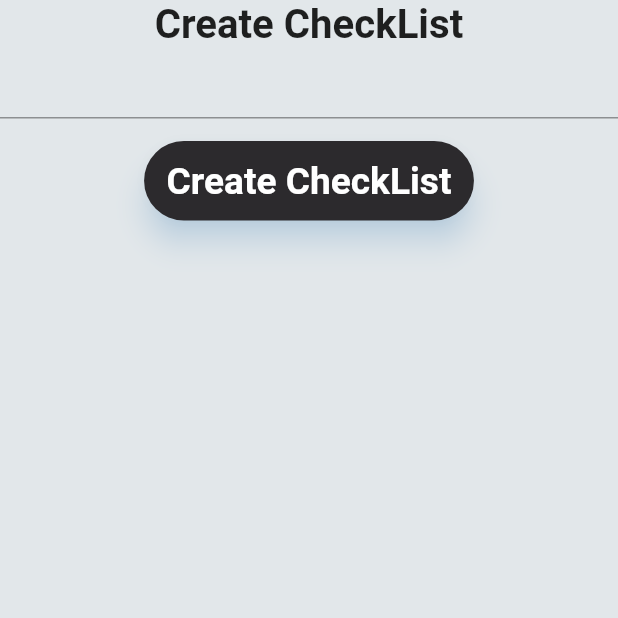
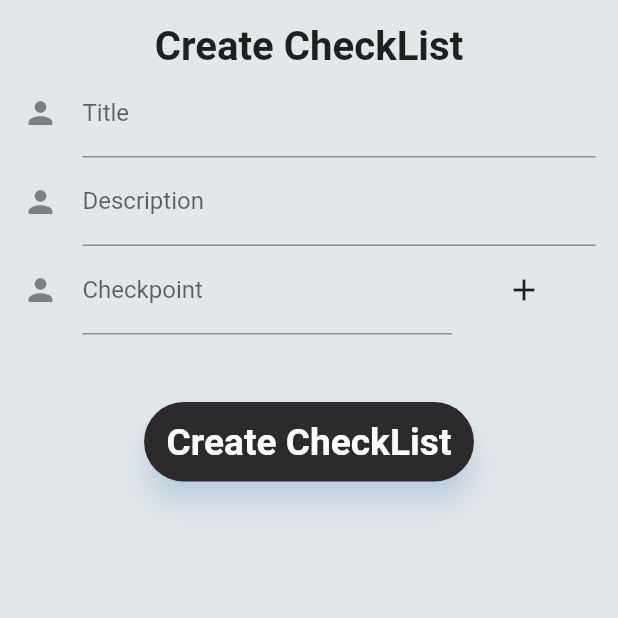
Before and after one commit to Rishabhltfb/drone_assist, a Flutter app: the HomeScreen screen opened directly, after a tap on the "add" icon, on a phone screen of 412 x 824 dp, the top half of it. Run offline on Flutter 3.47's test engine with Material 2 defaults, Android fonts, the light colour scheme and no system bars; our stand-ins replace cloud_firestore, firebase_auth, firebase_core, flutter_svg, flutter_tts, google_sign_in and 1 more; accounts and stored records are empty; Roboto replaces fonts that are missing (Nuntino Sans).

Commit message:
feat: add form, add checklist crud operations

```diff
--- a/lib/src/models/checklist_model.dart
+++ b/lib/src/models/checklist_model.dart
@@ -2,22 +2,19 @@ class CheckList {
   String id = "";
   String title = "";
   String description = "";
-  int priority = 1;
   List<dynamic> checkpoints = [];
 
   CheckList({
     this.id = "",
     this.title = "",
     this.description = "",
-    this.priority = 1,
     this.checkpoints = const [],
   });
 
   Map toMap(CheckList checkList) {
-    var data = Map<String, dynamic>();
+    Map<String, dynamic> data = Map<String, dynamic>();
     data['id'] = checkList.id;
     data['title'] = checkList.title;
-    data['priority'] = checkList.priority;
     data['description'] = checkList.description;
     data["checkpoints"] = checkList.checkpoints;
 
@@ -28,7 +25,6 @@ class CheckList {
     try {
       this.id = map["id"];
       this.title = map["title"];
-      this.priority = map["priority"];
       this.description = map["description"];
       this.checkpoints = map["checkpoints"];
     } catch (err) {
--- a/lib/src/screens/create_cheklist_screen.dart
+++ b/lib/src/screens/create_cheklist_screen.dart
@@ -1,4 +1,5 @@
 import 'package:drone_assist/src/helper/dimensions.dart';
+import 'package:drone_assist/src/services/checklist_service.dart';
 import 'package:flutter/material.dart';
 
 class CreateChecklistScreen extends StatefulWidget {
@@ -11,6 +12,9 @@ class CreateChecklistScreen extends StatefulWidget {
 class _CreateChecklistScreenState extends State<CreateChecklistScreen> {
   late double vpH, vpW;
   final _formKey = GlobalKey<FormState>();
+  ValueNotifier<List<String>> checkpointList = ValueNotifier<List<String>>([]);
+  ValueNotifier<String> currCheckpoint = ValueNotifier<String>("");
+
   Map<String, dynamic> data = {
     "title": "",
     "description": "",
@@ -30,13 +34,23 @@ class _CreateChecklistScreenState extends State<CreateChecklistScreen> {
         padding: EdgeInsets.symmetric(horizontal: 15.0, vertical: 12.0),
         onPressed: () async {
           if (_formKey.currentState!.validate()) {
+            _formKey.currentState!.save();
             // If the form is valid, display a snackbar. In the real world,
             // you'd often call a server or save the information in a database.
+            print(data['title']);
+            print(data['description']);
+            data['checkpoints'] = checkpointList.value;
+            ChecklistService().postCheckList(data).then((success) {
+              if (success) {
+                Navigator.of(context).pop();
+              } else {
                 ScaffoldMessenger.of(context).showSnackBar(
-              const SnackBar(content: Text('Processing Data')),
+                  const SnackBar(
+                      content: Text('Unable to Create CheckList. Try Again!')),
                 );
               }
-          print("CheckList Created");
+            });
+          }
         },
         shape: new RoundedRectangleBorder(
             borderRadius: new BorderRadius.circular(35.0)),
@@ -55,6 +69,8 @@ class _CreateChecklistScreenState extends State<CreateChecklistScreen> {
     return SafeArea(
       child: Scaffold(
         body: SingleChildScrollView(
+          child: Padding(
+            padding: const EdgeInsets.all(15.0),
             child: Column(
               crossAxisAlignment: CrossAxisAlignment.center,
               children: [
@@ -72,10 +88,92 @@ class _CreateChecklistScreenState extends State<CreateChecklistScreen> {
                   key: _formKey,
                   child: Column(
                     children: <Widget>[
-                    // Add TextFormFields and ElevatedButton here.
-                    TextFormField(),
+                      TextFormField(
+                        initialValue: data["title"],
+                        decoration: const InputDecoration(
+                          icon: Icon(Icons.person),
+                          hintText: 'Enter the title for checklist',
+                          labelText: 'Title',
+                        ),
+                        validator: (value) {
+                          if (value == null || value.isEmpty) {
+                            return 'Please enter title';
+                          }
+                          return null;
+                        },
+                        onSaved: (newValue) {
+                          setState(() {
+                            data['title'] = newValue;
+                          });
+                        },
+                      ),
+                      TextFormField(
+                        initialValue: data["description"],
+                        decoration: const InputDecoration(
+                          icon: Icon(Icons.person),
+                          hintText: 'Enter the description for checklist',
+                          labelText: 'Description',
+                        ),
+                        validator: (value) {
+                          if (value == null || value.isEmpty) {
+                            return 'Please enter description';
+                          }
+                          return null;
+                        },
+                        onSaved: (newValue) {
+                          setState(() {
+                            data['description'] = newValue;
+                          });
+                        },
+                      ),
+                      // ValueListenableBuilder(
+                      //   valueListenable: checkpointList,
+                      //   builder: (context, value, child) => ListView.builder(
+                      //     itemCount: checkpointList.value.length,
+                      //     itemBuilder: (context, index) {
+                      //       String checkpoint = checkpointList.value[index];
+                      //       return ListTile(title: Text(checkpoint));
+                      //     },
+                      //   ),
+                      // ),
+                      Row(
+                        children: [
+                          Expanded(
+                            flex: 3,
+                            child: TextFormField(
+                              initialValue: "",
+                              decoration: const InputDecoration(
+                                icon: Icon(Icons.person),
+                                hintText: 'Add new checkpoint',
+                                labelText: 'Checkpoint',
+                              ),
+                              validator: (value) {
+                                if (value == null || value.isEmpty) {
+                                  return 'Please enter checkpoint';
+                                }
+                                return null;
+                              },
+                            ),
+                          ),
+                          Expanded(
+                            flex: 1,
+                            child: ValueListenableBuilder(
+                              valueListenable: currCheckpoint,
+                              builder: (context, value, child) => IconButton(
+                                  onPressed: () {
+                                    if (currCheckpoint.value.isNotEmpty) {
+                                      checkpointList.value =
+                                          List.from(checkpointList.value)
+                                            ..add(currCheckpoint.value);
+                                    }
+                                  },
+                                  icon: Icon(Icons.add)),
+                            ),
+                          ),
+                        ],
+                      ),
                       Padding(
-                      padding: const EdgeInsets.symmetric(vertical: 15),
+                        padding: const EdgeInsets.symmetric(vertical: 45),
                         child: _button("Create CheckList", context, vpH),
                       ),
                     ],
@@ -85,6 +183,14 @@ class _CreateChecklistScreenState extends State<CreateChecklistScreen> {
             ),
           ),
         ),
+      ),
     );
   }
+
+  @override
+  void dispose() {
+    checkpointList.dispose();
+
+    super.dispose();
   }
+}
--- a/lib/src/screens/home_screen.dart
+++ b/lib/src/screens/home_screen.dart
@@ -1,5 +1,4 @@
 import 'package:drone_assist/src/helper/dimensions.dart';
-import 'package:drone_assist/src/helper/dummy_data.dart';
 import 'package:drone_assist/src/models/checklist_model.dart';
 import 'package:drone_assist/src/models/user_model.dart';
 import 'package:drone_assist/src/providers/user_provider.dart';
@@ -8,6 +7,7 @@ import 'package:drone_assist/src/screens/checklist_screen.dart';
 import 'package:drone_assist/src/screens/create_cheklist_screen.dart';
 import 'package:drone_assist/src/screens/profile_screen.dart';
 import 'package:drone_assist/src/services/auth_service.dart';
+import 'package:drone_assist/src/services/checklist_service.dart';
 import 'package:flutter/material.dart';
 import 'package:flutter_svg/svg.dart';
 import 'package:provider/provider.dart';
@@ -21,15 +21,19 @@ class HomeScreen extends StatefulWidget {
 
 class _HomeScreenState extends State<HomeScreen> {
   late double vpH, vpW;
+  ValueNotifier<List<CheckList>> checkList = ValueNotifier<List<CheckList>>([]);
   @override
   Widget build(BuildContext context) {
     vpH = getViewportHeight(context);
     vpW = getViewportWidth(context);
     AppUser currAppUser = Provider.of<UserProvider>(context).getUser;
-    List<CheckList> checkList = [];
-    dummyChecklist.forEach((element) {
-      checkList.add(CheckList.fromMap(element));
+    ChecklistService().fetchCheckLists().then((fetchedList) {
+      // checkList.value = fetchedList;
+      checkList.value = new List.from(fetchedList);
     });
+    // dummyChecklist.forEach((element) {
+    //   checkList.value.add(CheckList.fromMap(element));
+    // });
     return SafeArea(
       child: Scaffold(
         body: Scrollbar(
@@ -37,18 +41,21 @@ class _HomeScreenState extends State<HomeScreen> {
           thickness: 10,
           child: SingleChildScrollView(
             primary: true,
-            child: Column(
+            child: ValueListenableBuilder(
+              valueListenable: checkList,
+              builder: (context, value, child) => Column(
                 children: [
                   Row(
                     mainAxisAlignment: MainAxisAlignment.spaceBetween,
                     children: [
                       IconButton(
                           onPressed: () {
-                          Navigator.of(context).push(MaterialPageRoute(
-                            builder: (context) {
-                              return ProfileScreen();
-                            },
-                          ));
+                            setState(() {});
+                            // Navigator.of(context).push(MaterialPageRoute(
+                            //   builder: (context) {
+                            //     return ProfileScreen();
+                            //   },
+                            // ));
                           },
                           icon: Icon(
                             Icons.account_circle_outlined,
@@ -91,7 +98,7 @@ class _HomeScreenState extends State<HomeScreen> {
                       ],
                     ),
                   ),
-                checkList.length == 0
+                  checkList.value.length == 0
                       ? Container(
                           height: vpH * 0.5,
                           alignment: Alignment.center,
@@ -110,11 +117,11 @@ class _HomeScreenState extends State<HomeScreen> {
                             ],
                           ))
                       : ListView.builder(
-                        itemCount: checkList.length,
+                          itemCount: checkList.value.length,
                           primary: false,
                           shrinkWrap: true,
                           itemBuilder: (context, index) {
-                          CheckList currCheckList = checkList[index];
+                            CheckList currCheckList = checkList.value[index];
                             return Padding(
                               padding: const EdgeInsets.symmetric(
                                   vertical: 4.0, horizontal: 8),
@@ -128,10 +135,11 @@ class _HomeScreenState extends State<HomeScreen> {
                                   subtitle: Text(currCheckList.description),
                                   onLongPress: () {},
                                   onTap: () {
-                                  Navigator.of(context).push(MaterialPageRoute(
+                                    Navigator.of(context)
+                                        .push(MaterialPageRoute(
                                       builder: (context) {
                                         return CheckListScreen(
-                                          checkList: checkList[index]);
+                                            checkList: checkList.value[index]);
                                       },
                                     ));
                                   },
@@ -142,6 +150,7 @@ class _HomeScreenState extends State<HomeScreen> {
                           },
                         )
                 ],
+              ),
             ),
           ),
         ),
```
Also changed, not shown: lib/src/screens/profile_screen.dart (+6 -1 lines), lib/src/services/checklist_service.dart (+24 -0 lines). Lines whose indentation alone changed are shown as unchanged.
